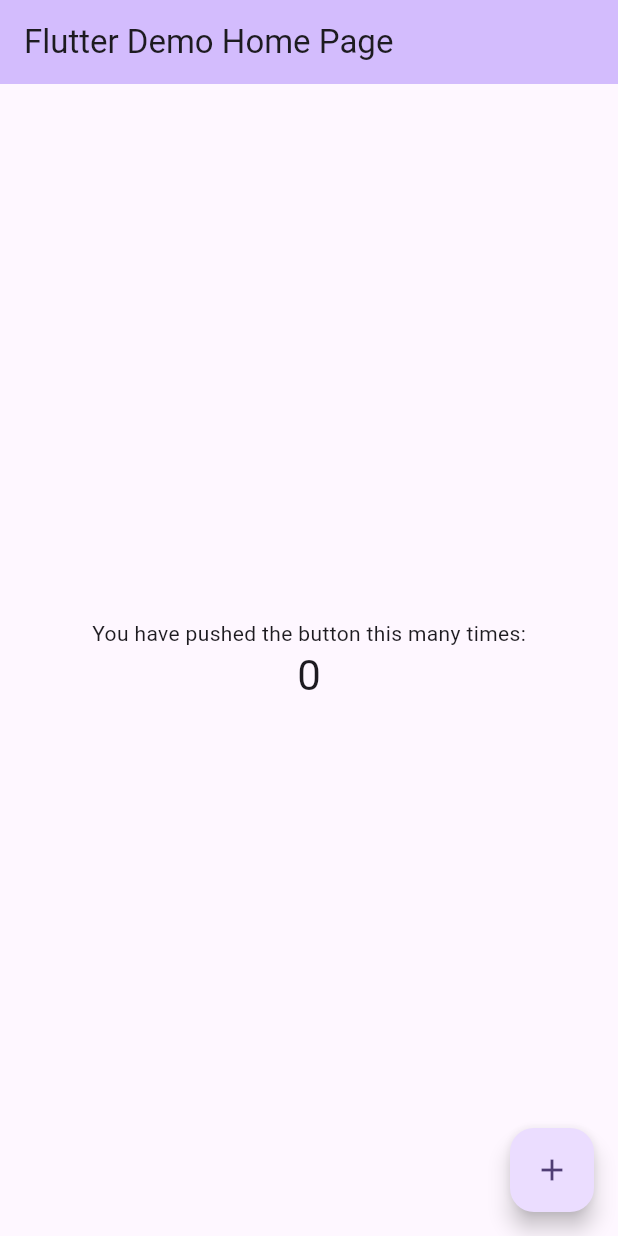
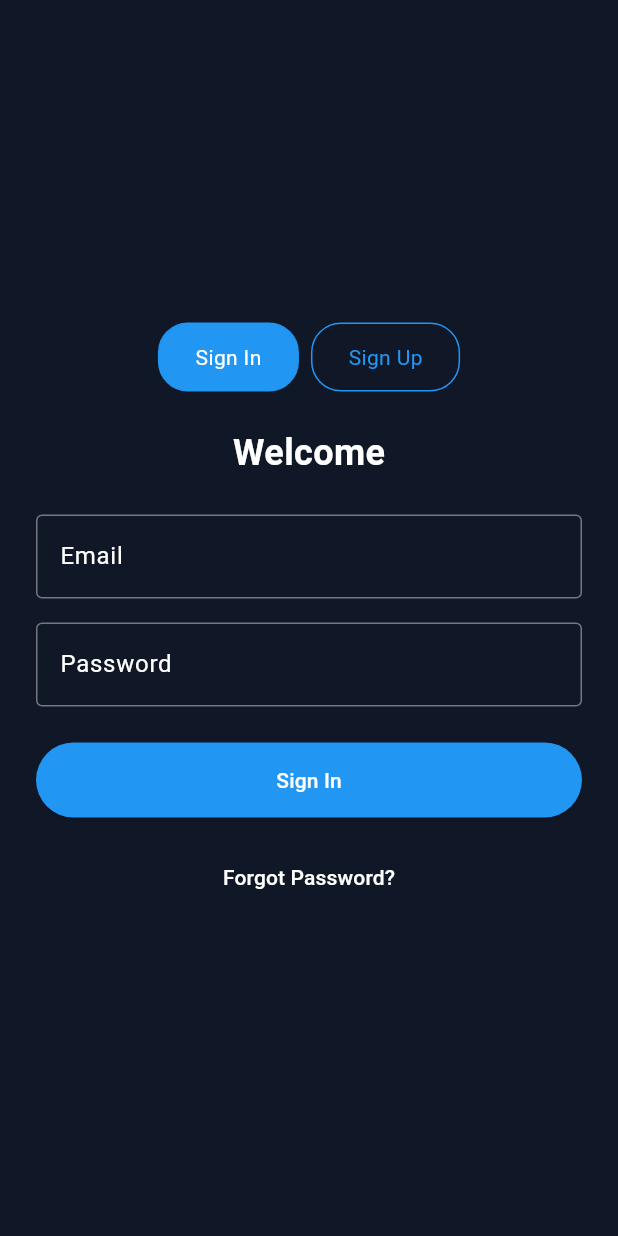
Before and after one commit to ManiTheG/SideQuest, a Flutter app: the screen it shows after launch, on a phone screen of 412 x 824 dp. Run offline on Flutter 3.47's test engine with Material 3 defaults, Android fonts, the phone set to English and light mode, and no system bars; our stand-ins replace firebase_core; accounts and stored records are empty.

Commit message:
simple Login page

```diff
--- /dev/null
+++ b/lib/login_page.dart
@@ -0,0 +1,194 @@
+import 'package:flutter/material.dart';
+
+class AppColors {
+  static const primaryBackground = Color(0xFF101828);
+  static const textColor = Colors.white;
+  static const buttonColor = Colors.blue;
+  static const inactiveButtonColor = Colors.grey;
+}
+
+class LoginPage extends StatefulWidget {
+  const LoginPage({super.key});
+
+  @override
+  State<LoginPage> createState() => _LoginPageState();
+}
+
+class _LoginPageState extends State<LoginPage> {
+  final _formKey = GlobalKey<FormState>();
+  final _emailController = TextEditingController();
+  final _passwordController = TextEditingController();
+  final _confirmPasswordController = TextEditingController();
+  bool _isLoading = false;
+  bool _isLogin = true; // true: Sign In, false: Sign Up
+
+  @override
+  void dispose() {
+    _emailController.dispose();
+    _passwordController.dispose();
+    _confirmPasswordController.dispose();
+    super.dispose();
+  }
+
+  // placeholder za backend logiku.
+  // zamijeniti stvarnim API/Firebase call-ovima.
+  Future<void> _submit() async {
+    if (!_formKey.currentState!.validate()) return;
+    setState(() => _isLoading = true);
+    // Sim API delay
+    await Future.delayed(const Duration(seconds: 2));
+    setState(() => _isLoading = false);
+
+    // TODO: Backend
+  }
+
+  @override
+  Widget build(BuildContext context) {
+    return Scaffold(
+      body: Container(
+        decoration: const BoxDecoration(color: AppColors.primaryBackground),
+        child: Center(
+          child: SingleChildScrollView(
+            padding: const EdgeInsets.all(24.0),
+            child: Column(
+              children: [
+                // Toggle between Sign In and Sign Up
+                Row(
+                  mainAxisAlignment: MainAxisAlignment.center,
+                  children: [
+                    _buildToggleButton('Sign In', true),
+                    const SizedBox(width: 8),
+                    _buildToggleButton('Sign Up', false),
+                  ],
+                ),
+                const SizedBox(height: 24),
+                // Form
+                Form(
+                  key: _formKey,
+                  child: Column(
+                    children: [
+                      Text(
+                        _isLogin ? 'Welcome' : 'Create Account',
+                        style: const TextStyle(
+                          color: AppColors.textColor,
+                          fontSize: 24,
+                          fontWeight: FontWeight.bold,
+                        ),
+                      ),
+                      const SizedBox(height: 24),
+                      TextFormField(
+                        controller: _emailController,
+                        style: const TextStyle(color: AppColors.textColor),
+                        decoration: const InputDecoration(
+                          labelText: 'Email',
+                          labelStyle: TextStyle(color: AppColors.textColor),
+                          border: OutlineInputBorder(),
+                        ),
+                        validator: (value) {
+                          if (value == null || value.isEmpty) {
+                            return 'Please enter your email';
+                          }
+                          return null;
+                        },
+                      ),
+                      const SizedBox(height: 16),
+                      TextFormField(
+                        controller: _passwordController,
+                        obscureText: true,
+                        style: const TextStyle(color: AppColors.textColor),
+                        decoration: const InputDecoration(
+                          labelText: 'Password',
+                          labelStyle: TextStyle(color: AppColors.textColor),
+                          border: OutlineInputBorder(),
+                        ),
+                        validator: (value) {
+                          if (value == null || value.isEmpty) {
+                            return 'Please enter your password';
+                          }
+                          return null;
+                        },
+                      ),
+                      if (!_isLogin) ...[
+                        const SizedBox(height: 16),
+                        TextFormField(
+                          controller: _confirmPasswordController,
+                          obscureText: true,
+                          style: const TextStyle(color: AppColors.textColor),
+                          decoration: const InputDecoration(
+                            labelText: 'Confirm Password',
+                            labelStyle: TextStyle(color: AppColors.textColor),
+                            border: OutlineInputBorder(),
+                          ),
+                          validator: (value) {
+                            if (value == null || value.isEmpty) {
+                              return 'Please confirm your password';
+                            }
+                            if (value != _passwordController.text) {
+                              return 'Passwords do not match';
+                            }
+                            return null;
+                          },
+                        ),
+                      ],
+                      const SizedBox(height: 24),
+                      _isLoading
+                          ? const CircularProgressIndicator(
+                              color: AppColors.buttonColor,
+                            )
+                          : ElevatedButton(
+                              onPressed: _submit,
+                              style: ElevatedButton.styleFrom(
+                                backgroundColor: AppColors.buttonColor,
+                                foregroundColor: AppColors.textColor,
+                                minimumSize: const Size(double.infinity, 50),
+                              ),
+                              child: Text(_isLogin ? 'Sign In' : 'Sign Up'),
+                            ),
+                      if (_isLogin) ...[
+                        const SizedBox(height: 16),
+                        TextButton(
+                          onPressed: () {
+                            // TODO: Forgot password logika.
+                          },
+                          child: const Text(
+                            'Forgot Password?',
+                            style: TextStyle(color: AppColors.textColor),
+                          ),
+                        ),
+                      ],
+                    ],
+                  ),
+                ),
+              ],
+            ),
+          ),
+        ),
+      ),
+    );
+  }
+
+  Widget _buildToggleButton(String text, bool isLogin) {
+    return GestureDetector(
+      onTap: () {
+        setState(() {
+          _isLogin = isLogin;
+          _formKey.currentState?.reset();
+        });
+      },
+      child: Container(
+        padding: const EdgeInsets.symmetric(horizontal: 24, vertical: 12),
+        decoration: BoxDecoration(
+          color: _isLogin == isLogin ? AppColors.buttonColor : Colors.transparent,
+          borderRadius: BorderRadius.circular(20),
+          border: Border.all(color: AppColors.buttonColor),
+        ),
+        child: Text(
+          text,
+          style: TextStyle(
+            color: _isLogin == isLogin ? AppColors.textColor : AppColors.buttonColor,
+          ),
+        ),
+      ),
+    );
+  }
+}
--- a/lib/main.dart
+++ b/lib/main.dart
@@ -1,5 +1,6 @@
 import 'package:flutter/material.dart';
 import 'package:firebase_core/firebase_core.dart';
+import 'package:sidequest/login_page.dart';
 import 'firebase_options.dart';
 
 void main() async {
@@ -17,8 +18,8 @@ class MyApp extends StatelessWidget {
   @override
   Widget build(BuildContext context) {
     return MaterialApp(
-      title: 'Flutter Demo',
-      theme: ThemeData(
+      title: 'SideQuest',
+      theme: ThemeData(primaryColor: Color(0xFF101828)
         // This is the theme of your application.
         //
         // TRY THIS: Try running your application with "flutter run". You'll see
@@ -34,9 +35,9 @@ class MyApp extends StatelessWidget {
         //
         // This works for code too, not just values: Most code changes can be
         // tested with just a hot reload.
-        colorScheme: .fromSeed(seedColor: Colors.deepPurple),
+
       ),
-      home: const MyHomePage(title: 'Flutter Demo Home Page'),
+      home: LoginPage(),
     );
   }
 }
```
